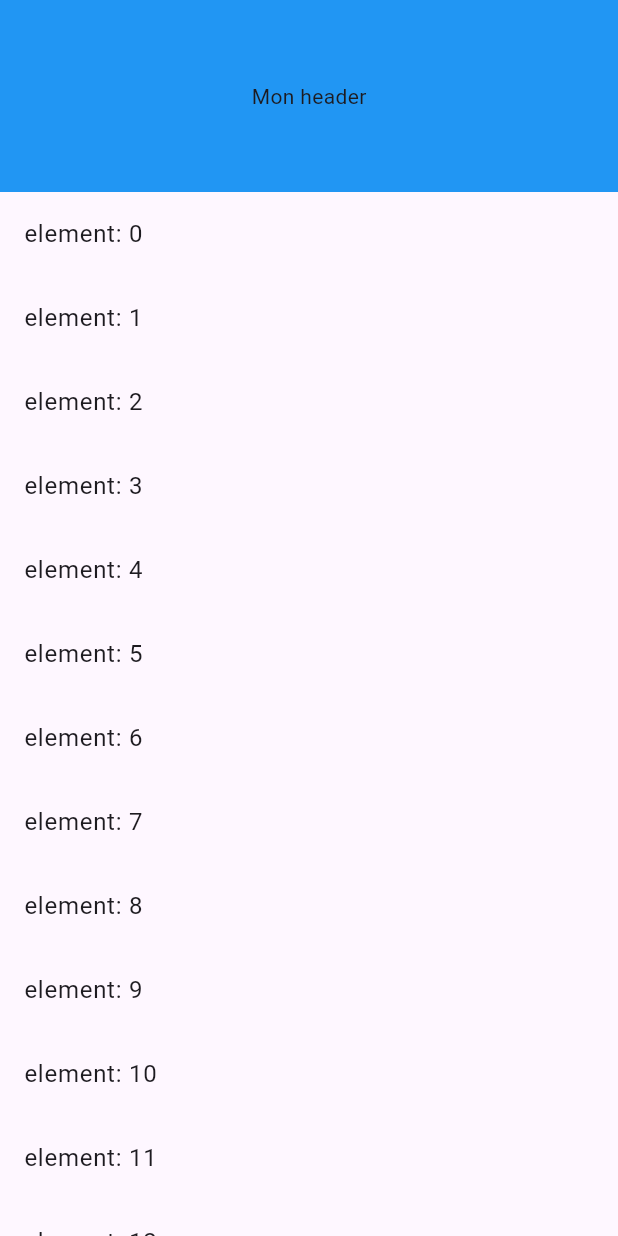
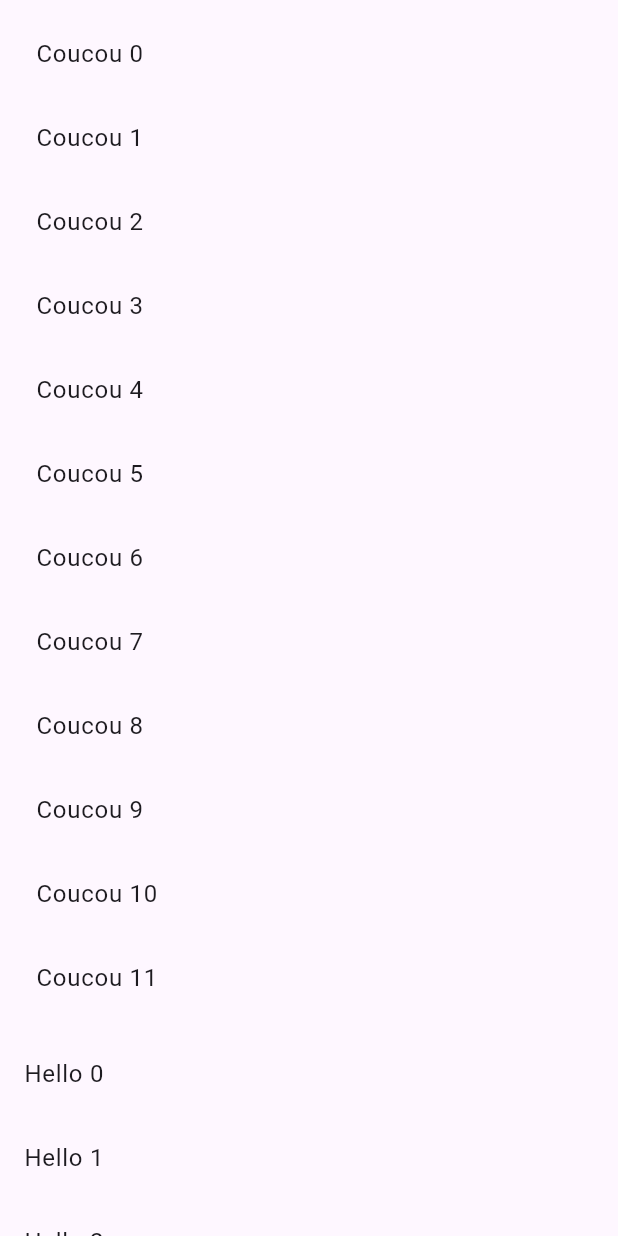
Before and after one commit to Modibo-kane/learnslyver, a Flutter app: the screen it shows after launch, on a phone screen of 412 x 824 dp. Run offline on Flutter 3.47's test engine with Material 3 defaults, Android fonts, the phone set to English and light mode, and no system bars.

Commit message:
le sliverPadding

```diff
--- a/lib/main.dart
+++ b/lib/main.dart
@@ -31,39 +31,27 @@ class MyHomePage extends StatelessWidget {
     return Scaffold(
       body:CustomScrollView(
         slivers: [
-          SliverToBoxAdapter(
-            child: /*Column(
-              children: List.generate(100, (e) {
-                print("e = $e");
-                return Container(
-                  height: 250,
-                  color: Colors.pink,
-                  margin: EdgeInsets.all(8),
-                  child: Center(
-                    child: Text(e.toString()),
-                  ),
+          SliverPadding(
+              padding:EdgeInsets.all(8),
+              sliver: SliverList(delegate: SliverChildBuilderDelegate(
+                  (context, i)=> ListTile(
+                      title: Text("Coucou $i"),
+                    ),
+                    childCount: 12
+
+              ),
+
+              ),
+          ),
+          SliverList(delegate: SliverChildBuilderDelegate(
+                  (context, i){
+                print("coucou $i");
+                return ListTile(
+                  title: Text("Hello $i"),
                 );
               }
-              ),
-            ),*/ // non performant car elle charge tout en un coup
-            Container(
-              height: 128,
-              color: Colors.blue,
-              child: Center(
-                child: Text("Mon header"),
-              ),
-            )
           ),
-          SliverList(delegate: SliverChildBuilderDelegate(
-              (context, index){
-                print("elemet: $index");
-                return ListTile(
-                title: Text("element: $index"),
-              );
-                },
-            childCount: 250
           ),
-          )
         ],
       ),
     );
```
